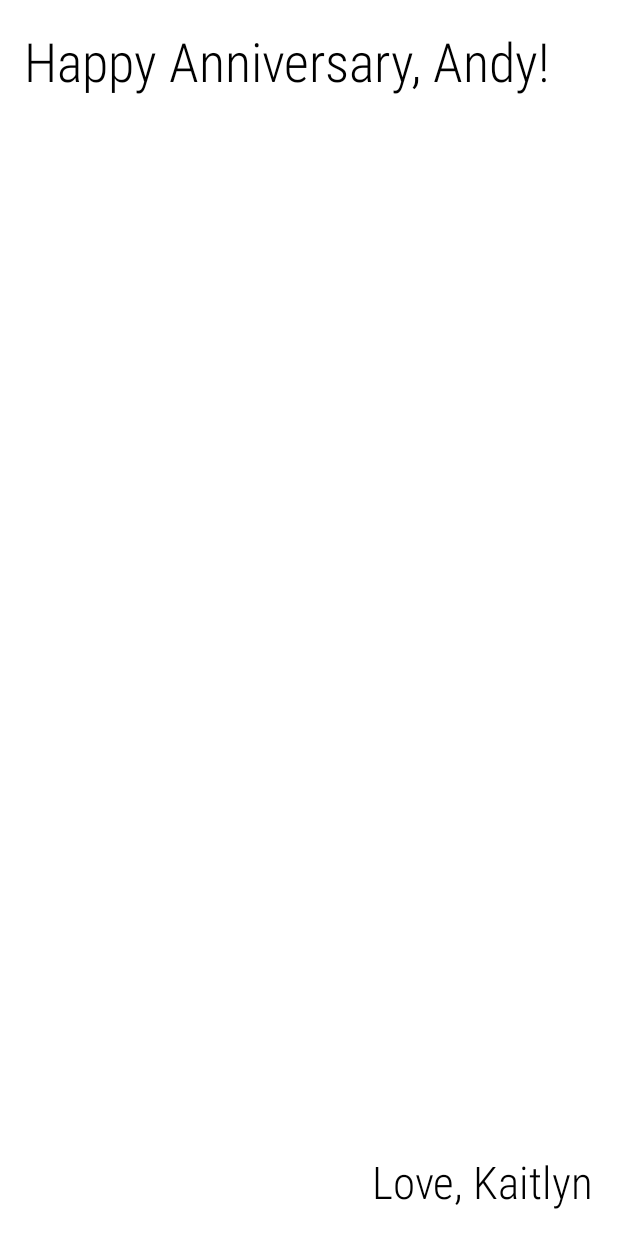
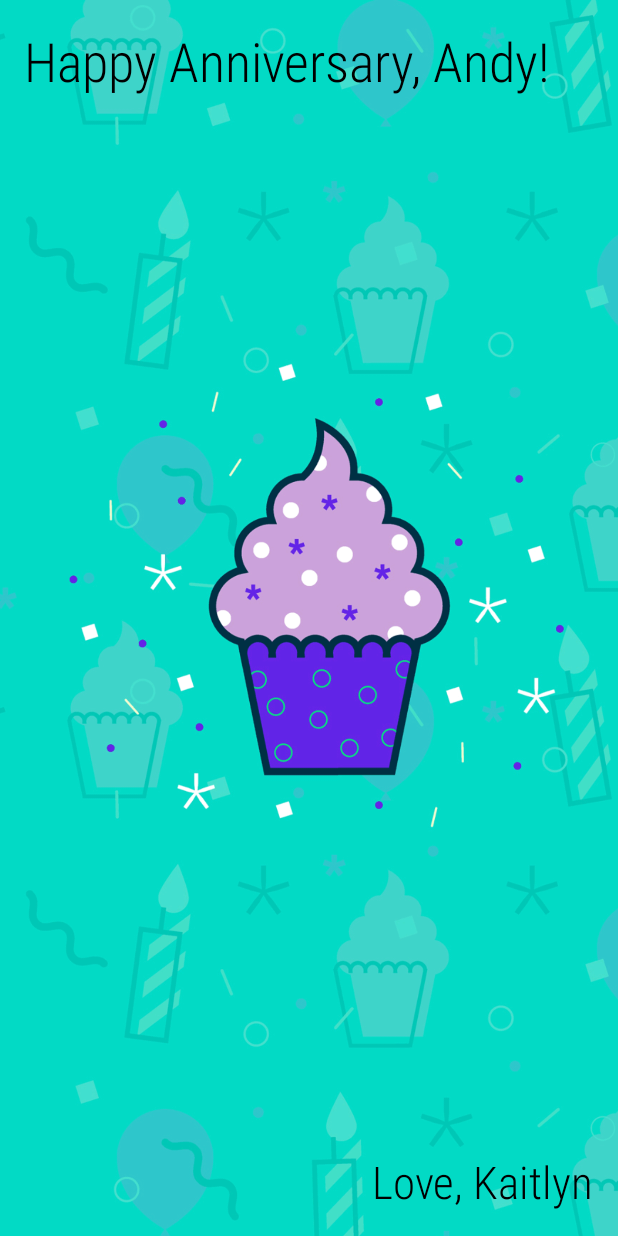
Before and after one commit to kaitlynfox/android_happy_birthday_app, an Android app: the screen it shows after launch (MainActivity), on a phone screen of 412 x 824 dp. Run offline under Robolectric (Android 15) with nearby library versions, the phone set to English and light mode, and no system bars.

Commit message:
Revert app back with background image

```diff
--- a/app/src/main/res/layout/activity_main.xml
+++ b/app/src/main/res/layout/activity_main.xml
@@ -6,6 +6,18 @@
     android:layout_height="match_parent"
     android:background="#FFFFFF"
     tools:context=".MainActivity">
+
+    <ImageView
+        android:id="@+id/imageView"
+        android:layout_width="0dp"
+        android:layout_height="0dp"
+        android:importantForAccessibility="no"
+        android:scaleType="centerCrop"
+        app:layout_constraintBottom_toBottomOf="parent"
+        app:layout_constraintEnd_toEndOf="parent"
+        app:layout_constraintStart_toStartOf="parent"
+        app:layout_constraintTop_toTopOf="parent"
+        app:srcCompat="@drawable/android_party" />
 
     <TextView
         android:id="@+id/to"
@@ -35,4 +47,11 @@
         app:layout_constraintBottom_toBottomOf="parent"
         app:layout_constraintEnd_toEndOf="parent" />
 
+    <androidx.constraintlayout.widget.Guideline
+        android:id="@+id/video_guideline"
+        android:layout_width="wrap_content"
+        android:layout_height="wrap_content"
+        android:orientation="vertical"
+        app:layout_constraintGuide_begin="50dp" />
+
 </androidx.constraintlayout.widget.ConstraintLayout>
```
